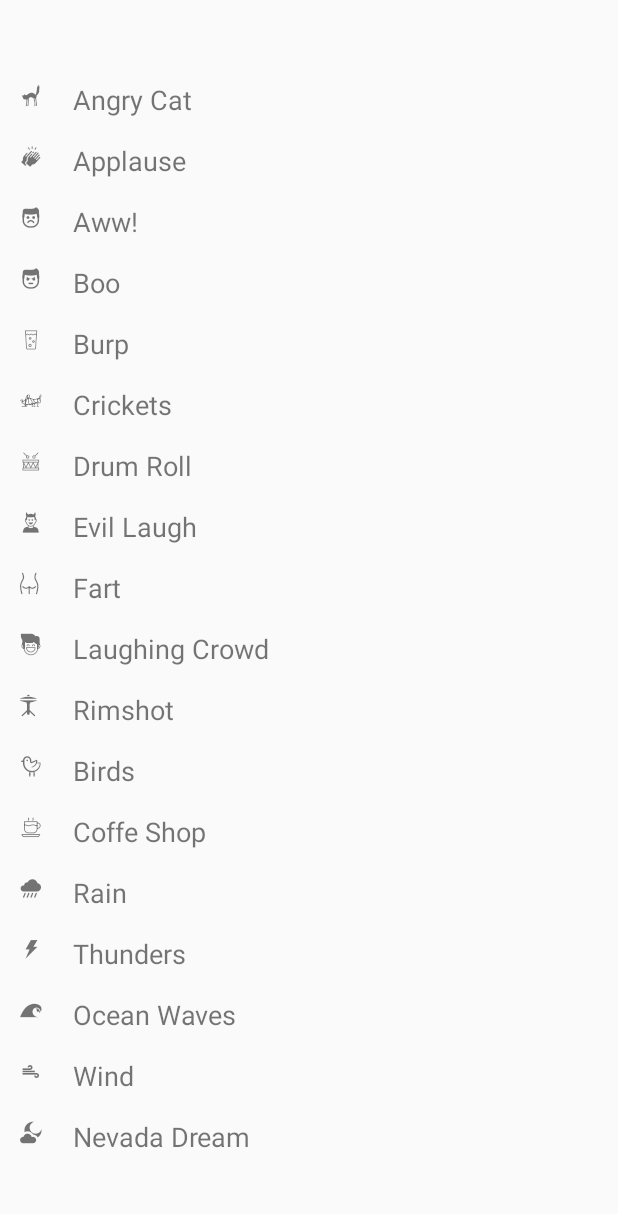
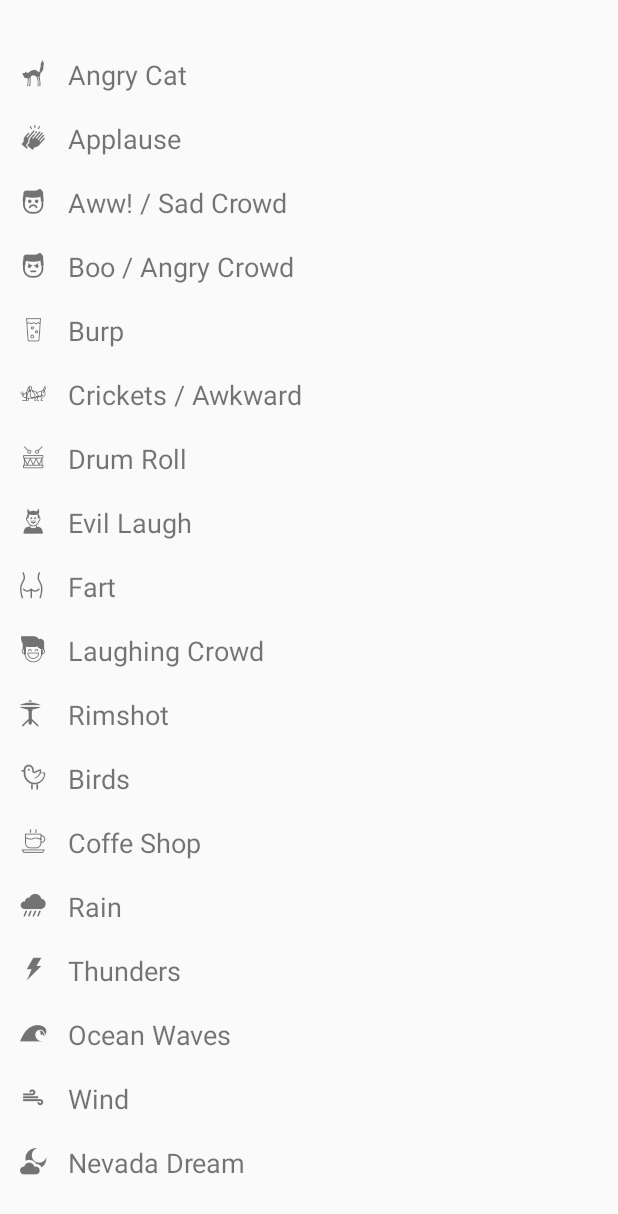
Before and after one commit to jmiguelrivas/fake_audience, an Android app: the screen it shows after launch (MainActivity), on a phone screen of 412 x 824 dp. Shown: the top 1214 px of the screen. Run offline under Robolectric (Android 15) with nearby library versions, the phone set to English and light mode, and no system bars.

Commit message:
layout small fix

```diff
--- a/app/src/main/java/com/fakeaudience/MyCustomView.kt
+++ b/app/src/main/java/com/fakeaudience/MyCustomView.kt
@@ -14,10 +14,10 @@ class MyCustomView(context: Context, attrs: AttributeSet) : LinearLayout(context
     private val Fxs = listOf<Fx>(
         Fx("Angry Cat","\ue912", R.raw.angry_cat, false),
         Fx("Applause","\ue914", R.raw.applause, false),
-        Fx("Aww!","\ue913", R.raw.aww, false),
-        Fx("Boo","\ue915", R.raw.boo, false),
+        Fx("Aww! / Sad Crowd","\ue913", R.raw.aww, false),
+        Fx("Boo / Angry Crowd","\ue915", R.raw.boo, false),
         Fx("Burp","\ue904", R.raw.burp, false),
-        Fx("Crickets","\ue90a", R.raw.crickets, false),
+        Fx("Crickets / Awkward","\ue90a", R.raw.crickets, false),
         Fx("Drum Roll","\ue911", R.raw.drum_roll, false),
         Fx("Evil Laugh", "\ue903", R.raw.evil_laugh, false),
         Fx("Fart","\ue902", R.raw.fart, false),
--- a/app/src/main/res/layout/my_custom_view_item.xml
+++ b/app/src/main/res/layout/my_custom_view_item.xml
@@ -8,11 +8,12 @@
 
     <TextView
         android:id="@+id/play_icon"
-        android:layout_width="35dp"
+        android:layout_width="32dp"
         android:layout_height="wrap_content"
         android:layout_marginLeft="8dp"
+        android:layout_marginTop="4dp"
         android:padding="5dp"
-        android:textSize="18sp"
+        android:textSize="22sp"
         app:fontFamily="@font/icomoon" />
 
     <TextView
```
